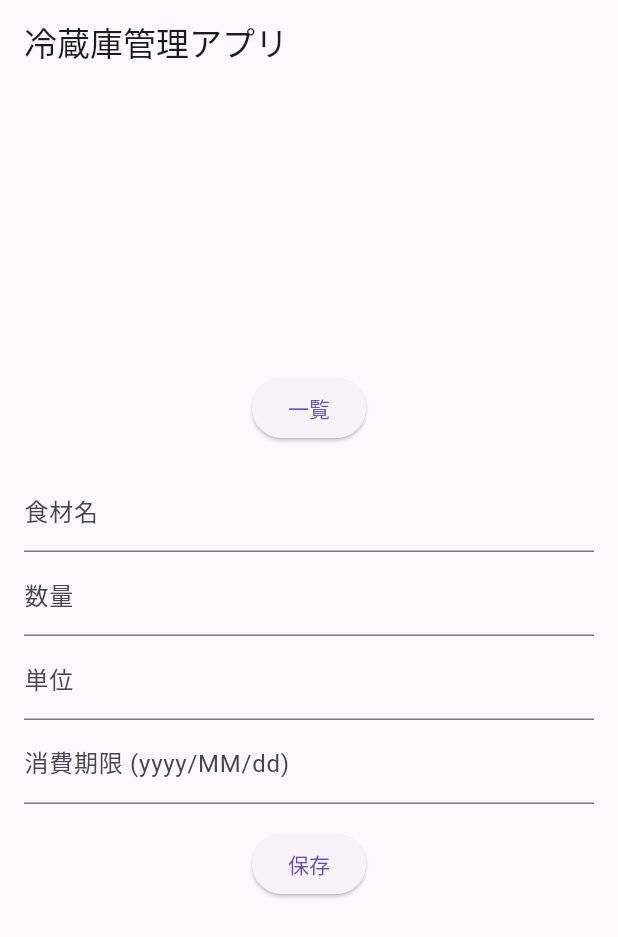
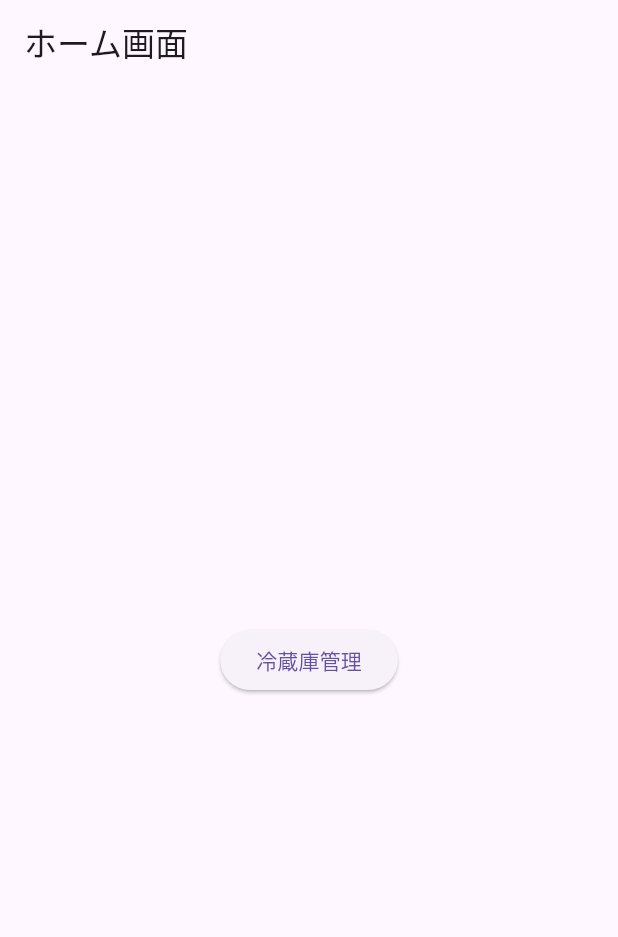
Before and after one commit to mizu-000/recipe_manager, a Flutter app: the screen it shows after launch, on a phone screen of 412 x 824 dp. Shown: the top 937 px of the screen. Run offline on Flutter 3.47's test engine with Material 3 defaults, Android fonts, the light colour scheme and no system bars; our stand-ins replace sqflite; accounts and stored records are empty.

Commit message:
ホーム画面作成
ホーム画面作成と在庫管理への偏移実装

```diff
--- /dev/null
+++ b/lib/home_screen.dart
@@ -0,0 +1,38 @@
+import 'package:flutter/material.dart';
+import 'package:recipe_manager/main.dart'; // main.dart をインポート
+import 'package:sqflite/sqflite.dart';
+
+class HomeScreen extends StatelessWidget {
+  final Database database; // データベースを受け取る
+
+  const HomeScreen({Key? key, required this.database}) : super(key: key);
+
+  @override
+  Widget build(BuildContext context) {
+    return Scaffold(
+      appBar: AppBar(
+        title: const Text('ホーム画面'),
+      ),
+      body: Center(
+        child: Column(
+          mainAxisSize: MainAxisSize.min,
+          children: [
+            ElevatedButton(
+              onPressed: () {
+                // 冷蔵庫管理画面へのボタン
+                Navigator.push(
+                  context,
+                  MaterialPageRoute(
+                    builder: (context) => RefrigeratorApp(database: database), // RefrigeratorApp に遷移
+                  ),
+                );
+              },
+              child: const Text('冷蔵庫管理'),
+            ),
+            // 他の機能へのボタンをここに追加していく
+          ],
+        ),
+      ),
+    );
+  }
+}
--- a/lib/main.dart
+++ b/lib/main.dart
@@ -2,6 +2,7 @@ import 'package:flutter/material.dart';
 import 'package:sqflite/sqflite.dart';
 import 'package:path/path.dart';
 import 'food_list_screen.dart';
+import 'home_screen.dart';
 
 void main() async {
   WidgetsFlutterBinding.ensureInitialized();
@@ -15,7 +16,9 @@ void main() async {
     version: 1,
   );
 
-  runApp(MyApp(database: database));
+  runApp(MaterialApp(
+    home: HomeScreen(database: database), // HomeScreen を表示
+  ));
 }
 
 class MyApp extends StatelessWidget {
```
